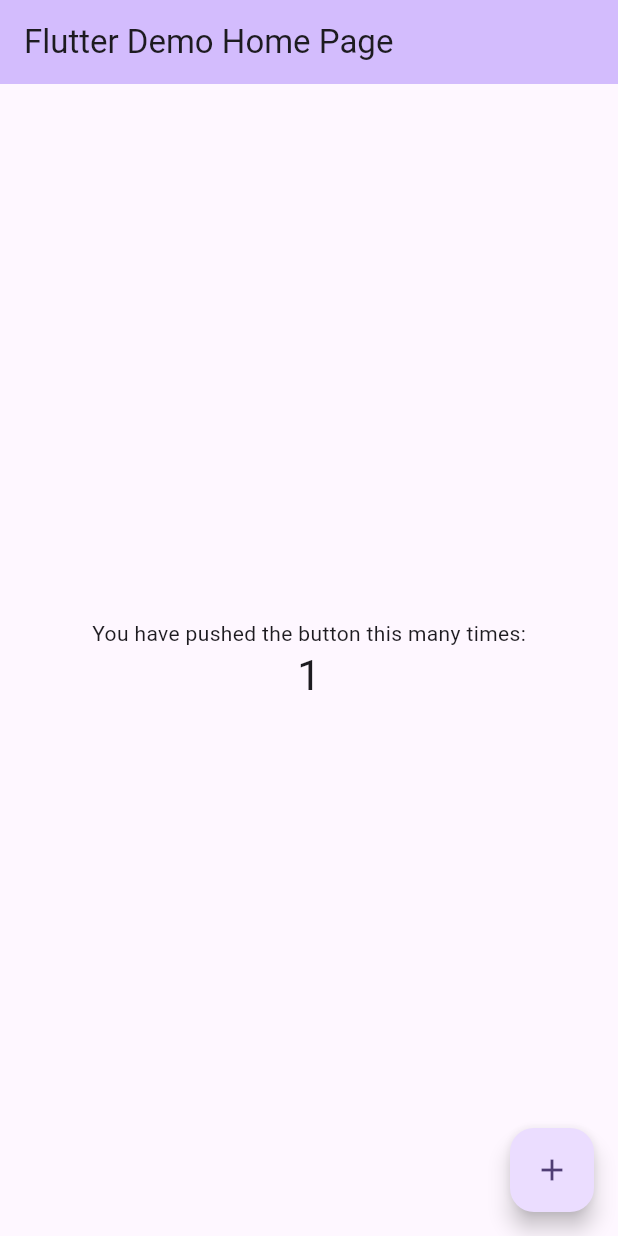
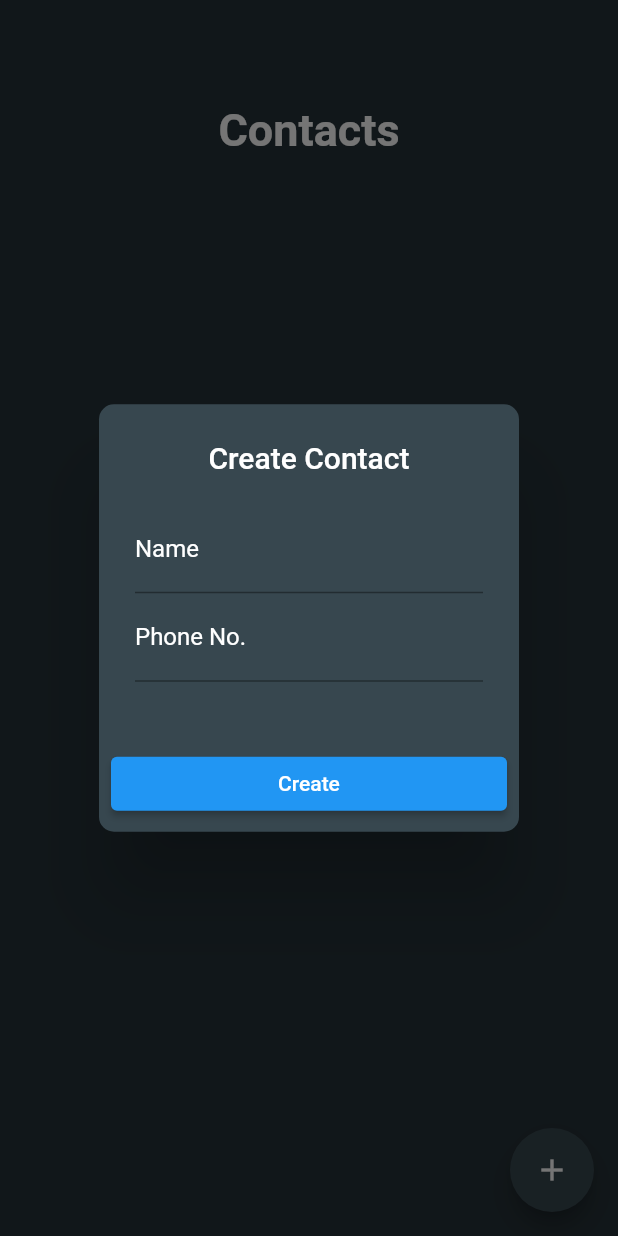
Before and after one commit to sawongam/Contacts-App, a Flutter app: the screen it shows after launch, after a tap on the "add" icon, on a phone screen of 412 x 824 dp. Run offline on Flutter 3.47's test engine with Material 2 defaults, Android fonts, the phone set to English and light mode, and no system bars; our stand-ins replace fluttertoast.

```diff
--- /dev/null
+++ b/lib/home.dart
@@ -0,0 +1,319 @@
+import 'dart:convert';
+import 'dart:io';
+
+import 'package:flutter/material.dart';
+import 'package:fluttertoast/fluttertoast.dart';
+import 'package:path_provider/path_provider.dart';
+import 'package:url_launcher/url_launcher.dart';
+
+class JsonHome extends StatefulWidget {
+  const JsonHome({super.key});
+
+  @override
+  State<JsonHome> createState() => _JsonHomeState();
+}
+
+class _JsonHomeState extends State<JsonHome> {
+  List contactsList = [];
+  List<bool> _showOptions =
+      []; // List to track visibility of options for each contact
+  var nameUp = TextEditingController();
+  var phoneUp = TextEditingController();
+  var nameCrt = TextEditingController();
+  var phoneCrt = TextEditingController();
+
+  @override
+  void initState() {
+    super.initState();
+    readJSON();
+  }
+
+  @override
+  Widget build(BuildContext context) {
+    return GestureDetector(
+      onTap: () {
+        setState(() {
+          _showOptions = List.generate(contactsList.length, (index) => false);
+        });
+      },
+      child: Scaffold(
+        body: SafeArea(
+          child: Center(
+            child: Column(
+              mainAxisAlignment: MainAxisAlignment.spaceAround,
+              children: [
+                const SizedBox(height: 69),
+                const Text(
+                  'Contacts',
+                  style: TextStyle(
+                    fontSize: 30.0,
+                    fontWeight: FontWeight.bold,
+                  ),
+                ),
+                const SizedBox(height: 50),
+                Expanded(
+                  child: ListView.builder(
+                    itemCount: contactsList.length,
+                    itemBuilder: (context, index) {
+                      return Card(
+                        color: Colors.blueGrey[800],
+                        child: Column(
+                          children: [
+                            ListTile(
+                              onTap: () {
+                                // Toggle visibility of options when tapping on a contact
+                                setState(() {
+                                  _showOptions = List.generate(
+                                      contactsList.length, (index) => false);
+                                  _showOptions[index] = !_showOptions[index];
+                                });
+                              },
+                              leading: const Icon(
+                                Icons.person_outline_rounded,
+                                size: 40,
+                                color: Colors.white60,
+                              ),
+                              title: Text(
+                                contactsList[index]['name'],
+                                style: const TextStyle(
+                                  color: Colors.white70,
+                                  fontSize: 22,
+                                ),
+                              ),
+                              subtitle: Text(
+                                contactsList[index]['phone'],
+                                style: const TextStyle(
+                                  color: Colors.white54,
+                                  fontSize: 15,
+                                ),
+                              ),
+                            ),
+                            Visibility(
+                              visible: _showOptions[index], // Toggle visibility
+                              child: Container(
+                                height: 50,
+                                padding: const EdgeInsets.all(16.0),
+                                color: Colors.blueGrey[700],
+                                child: Row(
+                                  mainAxisAlignment:
+                                      MainAxisAlignment.spaceAround,
+                                  children: [
+                                    IconButton(
+                                      onPressed: () {
+                                        makePhoneCall(
+                                            'tel:${contactsList[index]['phone']}');
+                                      },
+                                      padding: const EdgeInsets.all(0),
+                                      splashRadius: 25,
+                                      icon: const Icon(
+                                        Icons.call,
+                                        color: Colors.white60,
+                                      ),
+                                    ),
+                                    IconButton(
+                                      onPressed: () {
+                                        updateJson(index);
+                                      },
+                                      padding: const EdgeInsets.all(0),
+                                      splashRadius: 25,
+                                      icon: const Icon(
+                                        Icons.edit,
+                                        color: Colors.white60,
+                                      ),
+                                    ),
+                                    IconButton(
+                                      onPressed: () {
+                                        deleteJson(index);
+                                      },
+                                      padding: const EdgeInsets.all(0),
+                                      splashRadius: 25,
+                                      icon: const Icon(
+                                        Icons.delete_outline_rounded,
+                                        color: Colors.white60,
+                                      ),
+                                    ),
+                                  ],
+                                ),
+                              ),
+                            ),
+                          ],
+                        ),
+                      );
+                    },
+                  ),
+                ),
+              ],
+            ),
+          ),
+        ),
+        floatingActionButton: FloatingActionButton(
+          backgroundColor: Colors.blueGrey[800],
+          child: const Icon(Icons.add),
+          onPressed: () {
+            addJson();
+          },
+        ),
+      ),
+    );
+  }
+
+  void readJSON() async {
+    final Directory? appDir = await getDownloadsDirectory();
+    final File file = File('${appDir?.path}/contacts.json');
+    String parsedJson = await file.readAsString();
+    setState(() {
+      contactsList = jsonDecode(parsedJson);
+      _showOptions = List.generate(contactsList.length, (index) => false);
+    });
+  }
+
+  void callJson() async {
+    final Directory? appDirectory = await getDownloadsDirectory();
+    final File file = File('${appDirectory?.path}/contacts.json');
+    String reParsedJson = jsonEncode(contactsList);
+    await file.writeAsString(reParsedJson);
+  }
+
+  void makePhoneCall(String tel) {
+    setState(() {
+      launchUrl(Uri.parse(tel));
+    });
+  }
+
+  void updateJson(int index) {
+    nameUp.text = '${contactsList[index]['name']}';
+    phoneUp.text = '${contactsList[index]['phone']}';
+    showDialog(
+      context: context,
+      builder: (context) => AlertDialog(
+        backgroundColor: Colors.blueGrey[800],
+        shape: RoundedRectangleBorder(
+          borderRadius: BorderRadius.circular(10),
+        ),
+        title: const Align(
+            alignment: Alignment.center,
+            child: Text(
+              'Update Contact',
+              style: TextStyle(color: Colors.white),
+            )),
+        content: SizedBox(
+          height: 130,
+          child: Column(
+            children: [
+              TextField(
+                controller: nameUp,
+                style: const TextStyle(color: Colors.white),
+                decoration: const InputDecoration(
+                  labelText: 'Name',
+                  labelStyle: TextStyle(color: Colors.white),
+                ),
+              ),
+              TextField(
+                controller: phoneUp,
+                style: const TextStyle(color: Colors.white),
+                decoration: const InputDecoration(
+                  labelText: 'Phone No.',
+                  labelStyle: TextStyle(color: Colors.white),
+                ),
+              ),
+            ],
+          ),
+        ),
+        actions: [
+          ElevatedButton(
+              onPressed: () async {
+                if (nameUp.text.isNotEmpty && phoneUp.text.isNotEmpty) {
+                  setState(() {
+                    contactsList[index]['name'] = nameUp.text;
+                    contactsList[index]['phone'] = phoneUp.text;
+                  });
+                  callJson();
+                  Navigator.pop(context);
+                } else {
+                  Fluttertoast.showToast(msg: "Please enter a value");
+                }
+              },
+              child: const Align(
+                  // alignment: Alignment.center,
+                  child: Text(
+                "Update",
+              ))),
+        ],
+      ),
+    );
+  }
+
+  void deleteJson(int index) async {
+    setState(() {
+      contactsList.removeAt(index);
+    });
+    callJson();
+  }
+
+  void addJson() {
+    showDialog(
+      context: context,
+      builder: (context) => AlertDialog(
+        backgroundColor: Colors.blueGrey[800],
+        shape: RoundedRectangleBorder(
+          borderRadius: BorderRadius.circular(10),
+        ),
+        title: const Align(
+            alignment: Alignment.center,
+            child: Text(
+              'Create Contact',
+              style: TextStyle(color: Colors.white),
+            )),
+        content: SizedBox(
+          height: 130,
+          child: Column(
+            children: [
+              TextField(
+                controller: nameCrt,
+                style: const TextStyle(color: Colors.white),
+                decoration: const InputDecoration(
+                  labelText: 'Name',
+                  labelStyle: TextStyle(color: Colors.white),
+                ),
+              ),
+              TextField(
+                controller: phoneCrt,
+                keyboardType: TextInputType.number,
+                style: const TextStyle(color: Colors.white),
+                decoration: const InputDecoration(
+                  labelText: 'Phone No.',
+                  labelStyle: TextStyle(color: Colors.white),
+                ),
+              ),
+            ],
+          ),
+        ),
+        actions: [
+          ElevatedButton(
+              onPressed: () async {
+                if (nameCrt.text.isNotEmpty && phoneCrt.text.isNotEmpty) {
+                  setState(() {
+                    contactsList.add({
+                      "name": nameCrt.text,
+                      "phone": phoneCrt.text,
+                    });
+                    callJson();
+                    readJSON();
+                    nameCrt.clear();
+                    phoneCrt.clear();
+                  });
+                  Navigator.pop(context);
+                } else {
+                  Fluttertoast.showToast(msg: "Please enter a value");
+                }
+              },
+              child: const Align(
+                  // alignment: Alignment.center,
+                  child: Text(
+                "Create",
+              ))),
+        ],
+      ),
+    );
+  }
+}
--- a/lib/main.dart
+++ b/lib/main.dart
@@ -1,125 +1,34 @@
+import 'package:contacts_app/home.dart';
+import 'package:flutter/cupertino.dart';
 import 'package:flutter/material.dart';
 
 void main() {
-  runApp(const MyApp());
+  runApp(MyApp());
 }
 
 class MyApp extends StatelessWidget {
   const MyApp({super.key});
 
-  // This widget is the root of your application.
   @override
   Widget build(BuildContext context) {
     return MaterialApp(
-      title: 'Flutter Demo',
-      theme: ThemeData(
-        // This is the theme of your application.
-        //
-        // TRY THIS: Try running your application with "flutter run". You'll see
-        // the application has a blue toolbar. Then, without quitting the app,
-        // try changing the seedColor in the colorScheme below to Colors.green
-        // and then invoke "hot reload" (save your changes or press the "hot
-        // reload" button in a Flutter-supported IDE, or press "r" if you used
-        // the command line to start the app).
-        //
-        // Notice that the counter didn't reset back to zero; the application
-        // state is not lost during the reload. To reset the state, use hot
-        // restart instead.
-        //
-        // This works for code too, not just values: Most code changes can be
-        // tested with just a hot reload.
-        colorScheme: ColorScheme.fromSeed(seedColor: Colors.deepPurple),
-        useMaterial3: true,
-      ),
-      home: const MyHomePage(title: 'Flutter Demo Home Page'),
+      title: 'Contacts App',
+      debugShowCheckedModeBanner: false,
+        theme: ThemeData(
+          primarySwatch: Colors.blue,
+          // scaffoldBackgroundColor: Colors.black12,
+          scaffoldBackgroundColor: Colors.blueGrey[900],
+          textTheme: const TextTheme(
+            bodyMedium: TextStyle(
+              color: Colors.white,
+            ),
+            labelMedium: TextStyle(
+              color: Colors.white,
+              fontSize: 16,
+            ),
+          ),
+        ),
+      home: JsonHome(),
     );
   }
 }
-
-class MyHomePage extends StatefulWidget {
-  const MyHomePage({super.key, required this.title});
-
-  // This widget is the home page of your application. It is stateful, meaning
-  // that it has a State object (defined below) that contains fields that affect
-  // how it looks.
-
-  // This class is the configuration for the state. It holds the values (in this
-  // case the title) provided by the parent (in this case the App widget) and
-  // used by the build method of the State. Fields in a Widget subclass are
-  // always marked "final".
-
-  final String title;
-
-  @override
-  State<MyHomePage> createState() => _MyHomePageState();
-}
-
-class _MyHomePageState extends State<MyHomePage> {
-  int _counter = 0;
-
-  void _incrementCounter() {
-    setState(() {
-      // This call to setState tells the Flutter framework that something has
-      // changed in this State, which causes it to rerun the build method below
-      // so that the display can reflect the updated values. If we changed
-      // _counter without calling setState(), then the build method would not be
-      // called again, and so nothing would appear to happen.
-      _counter++;
-    });
-  }
-
-  @override
-  Widget build(BuildContext context) {
-    // This method is rerun every time setState is called, for instance as done
-    // by the _incrementCounter method above.
-    //
-    // The Flutter framework has been optimized to make rerunning build methods
-    // fast, so that you can just rebuild anything that needs updating rather
-    // than having to individually change instances of widgets.
-    return Scaffold(
-      appBar: AppBar(
-        // TRY THIS: Try changing the color here to a specific color (to
-        // Colors.amber, perhaps?) and trigger a hot reload to see the AppBar
-        // change color while the other colors stay the same.
-        backgroundColor: Theme.of(context).colorScheme.inversePrimary,
-        // Here we take the value from the MyHomePage object that was created by
-        // the App.build method, and use it to set our appbar title.
-        title: Text(widget.title),
-      ),
-      body: Center(
-        // Center is a layout widget. It takes a single child and positions it
-        // in the middle of the parent.
-        child: Column(
-          // Column is also a layout widget. It takes a list of children and
-          // arranges them vertically. By default, it sizes itself to fit its
-          // children horizontally, and tries to be as tall as its parent.
-          //
-          // Column has various properties to control how it sizes itself and
-          // how it positions its children. Here we use mainAxisAlignment to
-          // center the children vertically; the main axis here is the vertical
-          // axis because Columns are vertical (the cross axis would be
-          // horizontal).
-          //
-          // TRY THIS: Invoke "debug painting" (choose the "Toggle Debug Paint"
-          // action in the IDE, or press "p" in the console), to see the
-          // wireframe for each widget.
-          mainAxisAlignment: MainAxisAlignment.center,
-          children: <Widget>[
-            const Text(
-              'You have pushed the button this many times:',
-            ),
-            Text(
-              '$_counter',
-              style: Theme.of(context).textTheme.headlineMedium,
-            ),
-          ],
-        ),
-      ),
-      floatingActionButton: FloatingActionButton(
-        onPressed: _incrementCounter,
-        tooltip: 'Increment',
-        child: const Icon(Icons.add),
-      ), // This trailing comma makes auto-formatting nicer for build methods.
-    );
-  }
-}
--- a/pubspec.yaml
+++ b/pubspec.yaml
@@ -46,6 +46,9 @@ dev_dependencies:
   # package. See that file for information about deactivating specific lint
   # rules and activating additional ones.
   flutter_lints: ^2.0.0
+  fluttertoast: ^8.2.2
+  path_provider: ^2.1.1
+  url_launcher: ^6.1.14
 
 # For information on the generic Dart part of this file, see the
 # following page: https://dart.dev/tools/pub/pubspec
```
Also changed, not shown: lib/json_logics.dart (added, +20 -0 lines), pubspec.lock, 2 other files.
